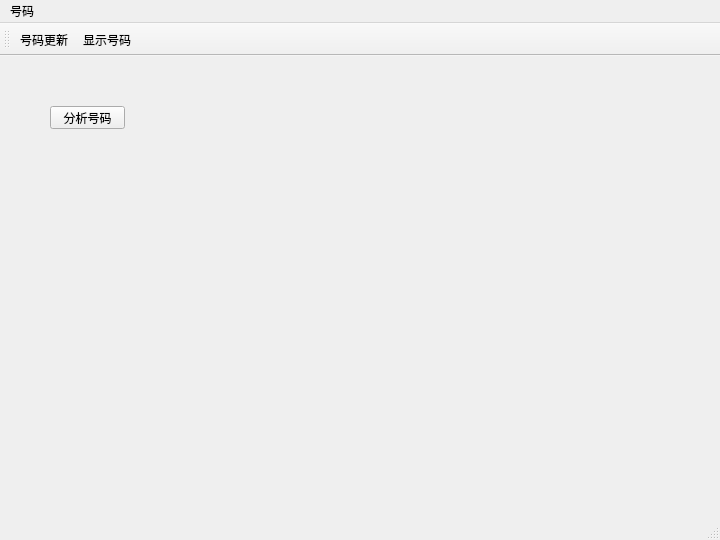
samksan/QTCP115, file mainwindow.ui: the form before one commit.
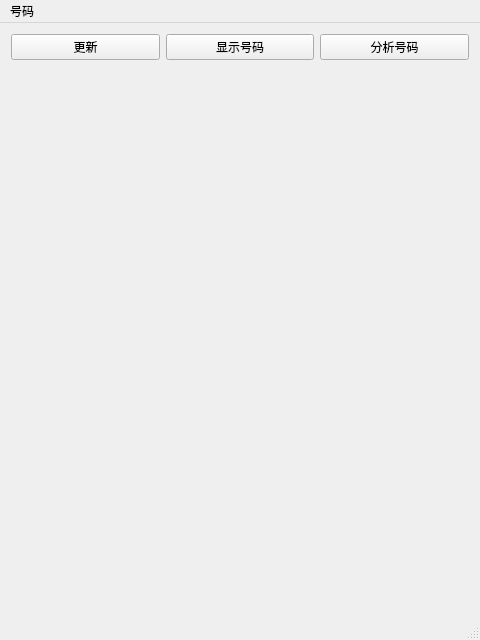
The form after the commit. Icons and pictures are not drawn.

Commit message: 适配到Android版本显示模式

```diff
--- a/mainwindow.ui
+++ b/mainwindow.ui
@@ -6,34 +6,79 @@
    <rect>
     <x>0</x>
     <y>0</y>
-    <width>720</width>
-    <height>540</height>
+    <width>480</width>
+    <height>640</height>
    </rect>
   </property>
   <property name="windowTitle">
    <string>MainWindow</string>
   </property>
   <widget class="QWidget" name="centralWidget">
-   <widget class="QPushButton" name="btnAnalysis">
-    <property name="geometry">
-     <rect>
-      <x>50</x>
-      <y>50</y>
-      <width>75</width>
-      <height>23</height>
-     </rect>
-    </property>
-    <property name="text">
-     <string>分析号码</string>
-    </property>
-   </widget>
+   <layout class="QVBoxLayout" name="verticalLayout">
+    <item>
+     <layout class="QHBoxLayout" name="horizontalLayout">
+      <item>
+       <widget class="QPushButton" name="btn_update_number">
+        <property name="sizePolicy">
+         <sizepolicy hsizetype="Minimum" vsizetype="Preferred">
+          <horstretch>0</horstretch>
+          <verstretch>0</verstretch>
+         </sizepolicy>
+        </property>
+        <property name="text">
+         <string>更新</string>
+        </property>
+       </widget>
+      </item>
+      <item>
+       <widget class="QPushButton" name="btn_view_number">
+        <property name="sizePolicy">
+         <sizepolicy hsizetype="Minimum" vsizetype="Preferred">
+          <horstretch>0</horstretch>
+          <verstretch>0</verstretch>
+         </sizepolicy>
+        </property>
+        <property name="text">
+         <string>显示号码</string>
+        </property>
+       </widget>
+      </item>
+      <item>
+       <widget class="QPushButton" name="btnAnalysis">
+        <property name="sizePolicy">
+         <sizepolicy hsizetype="Minimum" vsizetype="Preferred">
+          <horstretch>0</horstretch>
+          <verstretch>0</verstretch>
+         </sizepolicy>
+        </property>
+        <property name="text">
+         <string>分析号码</string>
+        </property>
+       </widget>
+      </item>
+     </layout>
+    </item>
+    <item>
+     <spacer name="verticalSpacer">
+      <property name="orientation">
+       <enum>Qt::Vertical</enum>
+      </property>
+      <property name="sizeHint" stdset="0">
+       <size>
+        <width>20</width>
+        <height>40</height>
+       </size>
+      </property>
+     </spacer>
+    </item>
+   </layout>
   </widget>
   <widget class="QMenuBar" name="menuBar">
    <property name="geometry">
     <rect>
      <x>0</x>
      <y>0</y>
-     <width>720</width>
+     <width>480</width>
      <height>23</height>
     </rect>
    </property>
@@ -46,16 +91,6 @@
    </widget>
    <addaction name="menu"/>
   </widget>
-  <widget class="QToolBar" name="mainToolBar">
-   <attribute name="toolBarArea">
-    <enum>TopToolBarArea</enum>
-   </attribute>
-   <attribute name="toolBarBreak">
-    <bool>false</bool>
-   </attribute>
-   <addaction name="actionKaijianghaoma"/>
-   <addaction name="actionView"/>
-  </widget>
   <widget class="QStatusBar" name="statusBar">
    <property name="enabled">
     <bool>true</bool>
@@ -70,30 +105,6 @@
     <enum>Qt::StrongFocus</enum>
    </property>
   </widget>
-  <action name="actionKaijianghaoma">
-   <property name="icon">
-    <iconset resource="myresources.qrc">
-     <normaloff>:/icons/resources/icons/cloud_computing_128PX.png</normaloff>:/icons/resources/icons/cloud_computing_128PX.png</iconset>
-   </property>
-   <property name="text">
-    <string>号码更新</string>
-   </property>
-   <property name="toolTip">
-    <string>从网络更新开奖号码到数据库</string>
-   </property>
-  </action>
-  <action name="actionView">
-   <property name="icon">
-    <iconset resource="myresources.qrc">
-     <normaloff>:/icons/resources/icons/database128px.png</normaloff>:/icons/resources/icons/database128px.png</iconset>
-   </property>
-   <property name="text">
-    <string>显示号码</string>
-   </property>
-   <property name="toolTip">
-    <string>以表格的形式显示历史号码</string>
-   </property>
-  </action>
  </widget>
  <layoutdefault spacing="6" margin="11"/>
  <resources>
```
Left out of the diff: 6 changed lines with no effect on the pictures. The commit also changes 2 other files.
